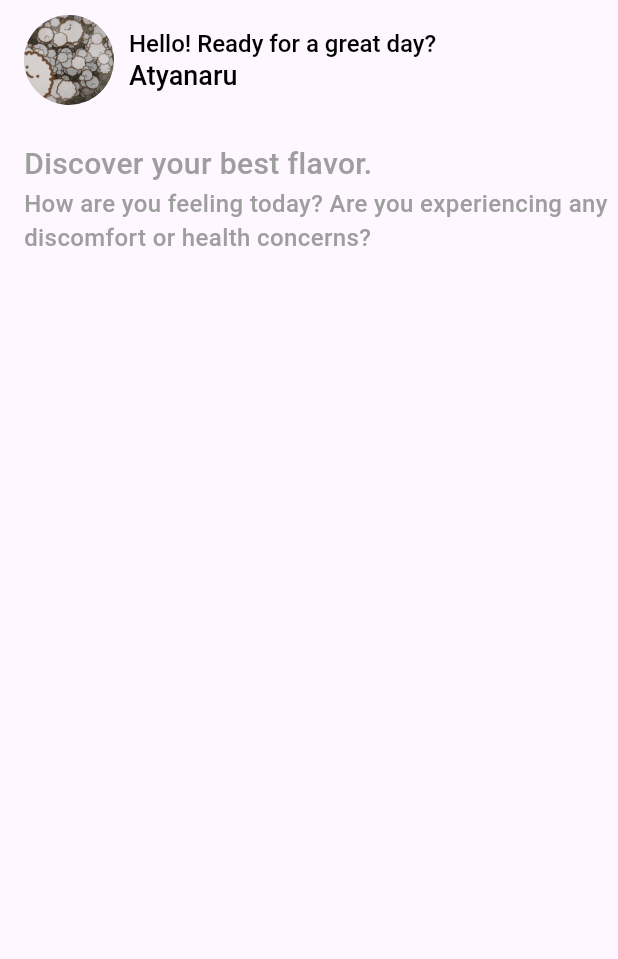
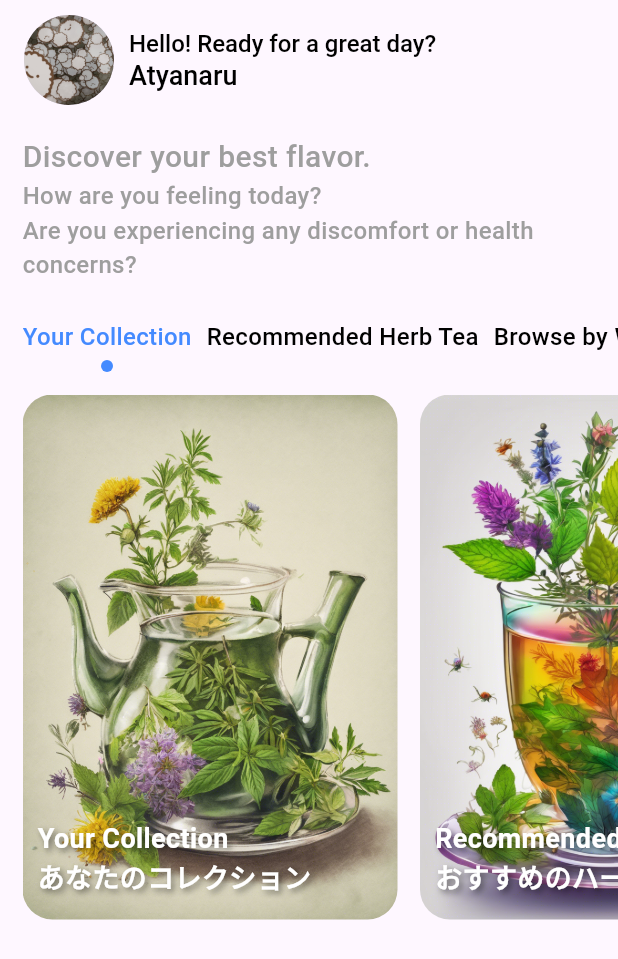
Before and after one commit to usuiayaka/fluterMock, a Flutter app: the screen it shows after launch, on a phone screen of 412 x 824 dp. Shown: the top 959 px of the screen. Run offline on Flutter 3.47's test engine with Material 3 defaults, Android fonts, the phone set to English and light mode, and no system bars.

Commit message:
アニメーションの追加

```diff
--- a/lib/HomePage.dart
+++ b/lib/HomePage.dart
@@ -1,7 +1,41 @@
 import 'package:flutter/material.dart';
-import 'package:flutter_application_1/FirstPage.dart';
 
-class HomePage extends StatelessWidget {
+class HomePage extends StatefulWidget {
+  @override
+  _HomePageState createState() => _HomePageState();
+}
+
+class _HomePageState extends State<HomePage> {
+  final ScrollController _scrollController = ScrollController();
+  int selectedIndex = 0;
+
+  final List<Map<String, String>> items = [
+    {
+      "image": "assets/images/a_herbtea.png",
+      "text": "Your Collection\nあなたのコレクション"
+    },
+    {
+      "image": "assets/images/a_colorful_herbtea.png",
+      "text": "Recommended Herb Tea\nおすすめのハーブティー"
+    },
+    {
+      "image": "assets/images/a_bule_herbtea.png",
+      "text": "Browse by Worries\n悩み別で探す"
+    },
+  ];
+
+  void selectCategory(int index) {
+    setState(() {
+      selectedIndex = index;
+    });
+
+    _scrollController.animateTo(
+      index * 270.0,
+      duration: Duration(milliseconds: 500), // 修正済み
+      curve: Curves.easeInOut,
+    );
+  }
+
   @override
   Widget build(BuildContext context) {
     return Scaffold(
@@ -10,7 +44,7 @@ class HomePage extends StatelessWidget {
         elevation: 0,
         backgroundColor: Colors.transparent,
         automaticallyImplyLeading: false,
-          title: const Row(
+        title: Row(
           children: [
             CircleAvatar(
               radius: 30,
@@ -24,51 +58,134 @@ class HomePage extends StatelessWidget {
             Column(
               crossAxisAlignment: CrossAxisAlignment.start,
               children: [
-                  Text(
-                    "Hello! Ready for a great day? ",
+                Text("Hello! Ready for a great day?",
                     style: TextStyle(
                         color: Colors.black,
-                      fontWeight: FontWeight.w500,
                         fontSize: 16,
-                    ),
-                  ),
-                  Text(
-                    "Atyanaru",
+                        fontWeight: FontWeight.w500)),
+                Text("Atyanaru",
                     style: TextStyle(
                         color: Colors.black,
-                      fontWeight: FontWeight.w500,
                         fontSize: 18,
-                    ),
-                  )
+                        fontWeight: FontWeight.w500)),
               ],
             )
           ],
         ),
       ),
-        body: const Padding(
-          padding: EdgeInsets.only(left: 16, top: 15),
+      body: Padding(
+        padding: EdgeInsets.only(left: 15, top: 10),
         child: Column(
-            mainAxisAlignment: MainAxisAlignment.start,
           crossAxisAlignment: CrossAxisAlignment.start,
           children: [
-              Text(
-                "Discover your best flavor.",
+            Text("Discover your best flavor.",
                 style: TextStyle(
                     color: Colors.grey,
+                    fontSize: 20,
+                    fontWeight: FontWeight.w500)),
+            Text(
+                "How are you feeling today?\nAre you experiencing any discomfort or health concerns?",
+                style: TextStyle(
+                    color: Colors.grey,
+                    fontSize: 16,
+                    fontWeight: FontWeight.w500)),
+
+            SizedBox(height: 15),
+
+            // **カテゴリー選択部分**
+            SingleChildScrollView(
+              scrollDirection: Axis.horizontal,
+              child: Row(
+                children: List.generate(
+                  items.length,
+                  (index) => GestureDetector(
+                    onTap: () => selectCategory(index),
+                    child: Padding(
+                      padding: EdgeInsets.only(top: 10, right: 10),
+                      child: Column(
+                        mainAxisSize: MainAxisSize.min,
+                        children: [
+                          Text(
+                            items[index]["text"]!.split("\n")[0],
+                            style: TextStyle(
+                              fontSize: 16,
                               fontWeight: FontWeight.w500,
-                  fontSize: 20,
+                              color: selectedIndex == index
+                                  ? Colors.blueAccent
+                                  : Colors.black,
                             ),
                           ),
-              Text(
-                "How are you feeling today? Are you experiencing any discomfort or health concerns?",
-                style: TextStyle(
-                  color: Colors.grey,
-                  fontWeight: FontWeight.w500,
-                  fontSize: 16,
+                          // **選択時のみ丸い下線を表示**
+                          AnimatedContainer(
+                            duration: Duration(milliseconds: 300), // アニメーション効果
+                            height: 8, // 丸のサイズ
+                            width: selectedIndex == index ? 8 : 0, // 選択時のみ表示
+                            decoration: BoxDecoration(
+                              color: Colors.blueAccent,
+                              shape: BoxShape.circle, // **円形に変更**
+                            ),
+                            margin: EdgeInsets.only(top: 4),
+                          ),
+                        ],
+                      ),
+                    ),
+                  ),
+                ),
+              ),
+            ),
+
+            SizedBox(height: 15),
+
+            // **横スクロールのカード**
+            SingleChildScrollView(
+              scrollDirection: Axis.horizontal,
+              controller: _scrollController,
+              child: Row(
+                children: items
+                    .map(
+                        (item) => buildImageCard(item["image"]!, item["text"]!))
+                    .toList(),
               ),
             ),
           ],
         ),
-        ));
+      ),
+    );
+  }
+
+  Widget buildImageCard(String imagePath, String text) {
+    return Padding(
+      padding: EdgeInsets.only(right: 15),
+      child: Stack(
+        children: [
+          Container(
+            height: 350,
+            width: 250,
+            decoration: BoxDecoration(
+              borderRadius: BorderRadius.circular(20),
+              image: DecorationImage(
+                  image: AssetImage(imagePath), fit: BoxFit.cover),
+            ),
+          ),
+          Positioned(
+            left: 10,
+            bottom: 15,
+            child: Text(
+              text,
+              style: TextStyle(
+                  color: Colors.white,
+                  fontSize: 18,
+                  fontWeight: FontWeight.bold,
+                  shadows: [
+                    Shadow(
+                        offset: Offset(2, 2),
+                        blurRadius: 5,
+                        color: Colors.black.withOpacity(0.5))
+                  ]),
+            ),
+          ),
+        ],
+      ),
+    );
   }
 }
```
Also changed, not shown: assets/images/a_bule_herbtea.png (added), assets/images/a_colorful_herbtea.png (added), assets/images/a_herbtea.png (added). Lines whose indentation alone changed are shown as unchanged.
